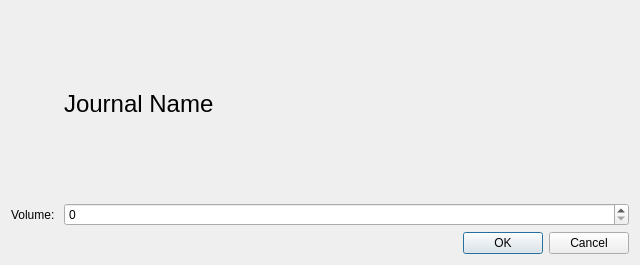
First picture: the form in addvolume.ui, repository falconofdoom/gui, before the edit.
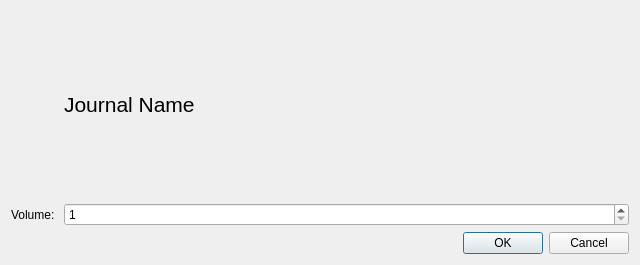
Second picture: the form after the edit.

What changed in the file:
```diff
--- a/addvolume.ui
+++ b/addvolume.ui
@@ -32,13 +32,17 @@
     </widget>
    </item>
    <item row="1" column="2">
-    <widget class="QSpinBox" name="spinBox"/>
+    <widget class="QSpinBox" name="spinBox">
+     <property name="minimum">
+      <number>1</number>
+     </property>
+    </widget>
    </item>
    <item row="0" column="2">
     <widget class="QLabel" name="label_2">
      <property name="font">
       <font>
-       <pointsize>18</pointsize>
+       <pointsize>16</pointsize>
       </font>
      </property>
      <property name="text">
```
